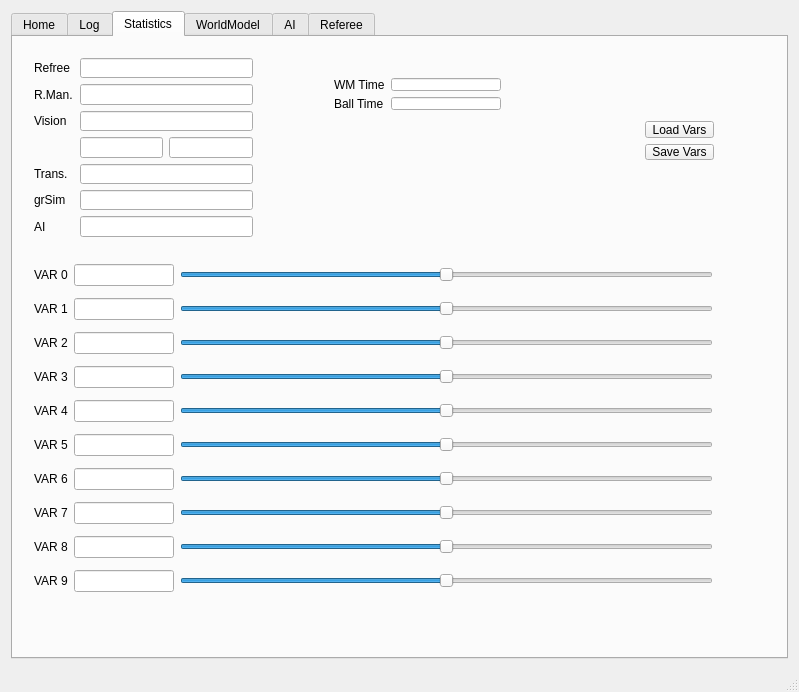
This is src/ui/mainwindow.ui in kn2cssl/kn2cPrograms as Qt 5 draws it before an edit. The edited form follows.
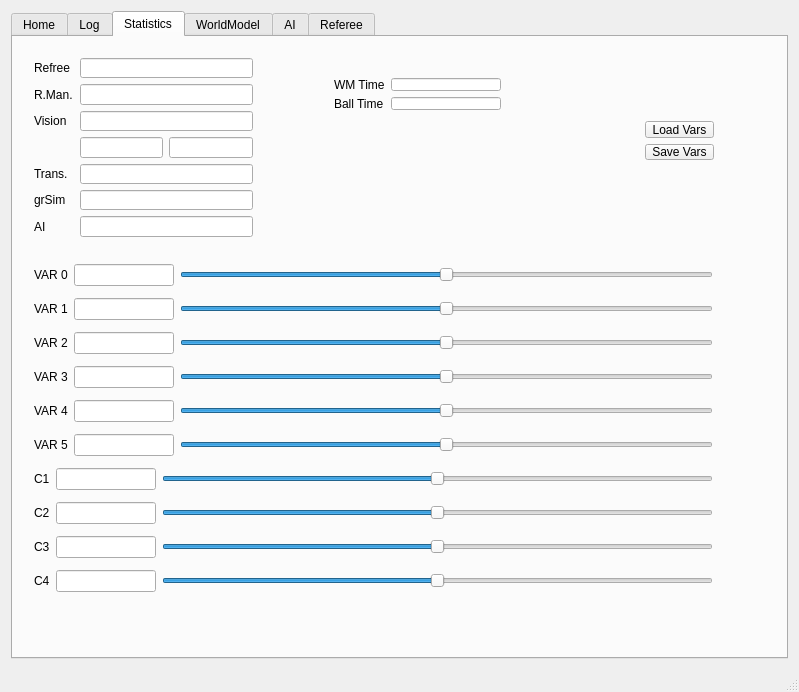
This is the edited form. The open tabs and pages were chosen to show the change. Icons and pictures are not drawn.

```diff
--- a/src/ui/mainwindow.ui
+++ b/src/ui/mainwindow.ui
@@ -383,7 +383,7 @@
            <item>
             <widget class="QLabel" name="label_6">
              <property name="text">
-              <string>VAR 6</string>
+              <string>C1</string>
              </property>
             </widget>
            </item>
@@ -417,7 +417,7 @@
            <item>
             <widget class="QLabel" name="label_7">
              <property name="text">
-              <string>VAR 7</string>
+              <string>C2</string>
              </property>
             </widget>
            </item>
@@ -451,7 +451,7 @@
            <item>
             <widget class="QLabel" name="label_8">
              <property name="text">
-              <string>VAR 8</string>
+              <string>C3</string>
              </property>
             </widget>
            </item>
@@ -485,7 +485,7 @@
            <item>
             <widget class="QLabel" name="label_9">
              <property name="text">
-              <string>VAR 9</string>
+              <string>C4</string>
              </property>
             </widget>
            </item>
```
Left out of the diff: 2 changed lines with no effect on the pictures.
